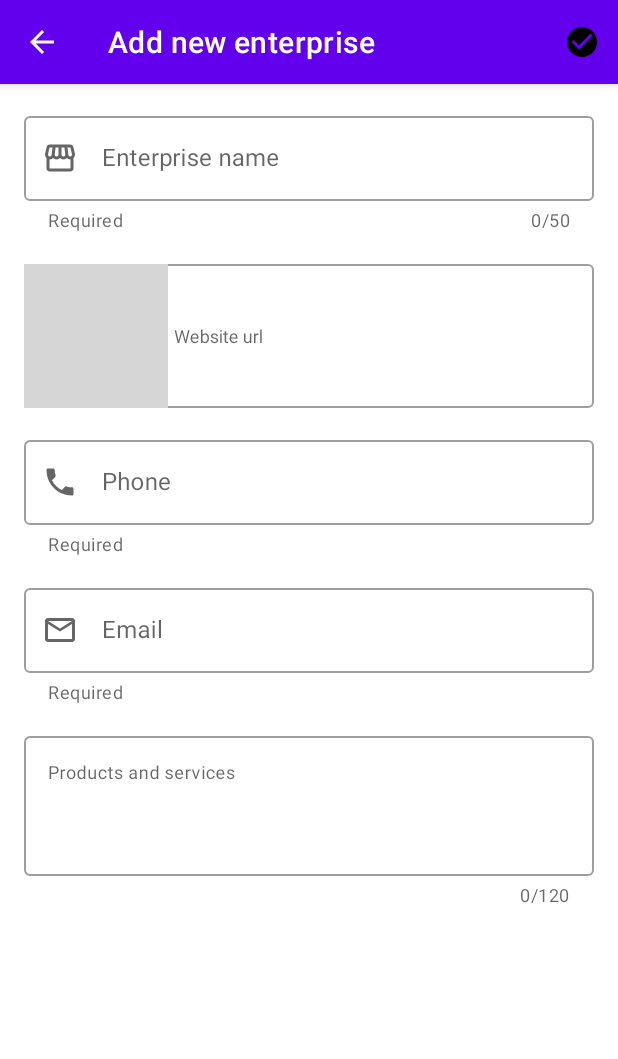
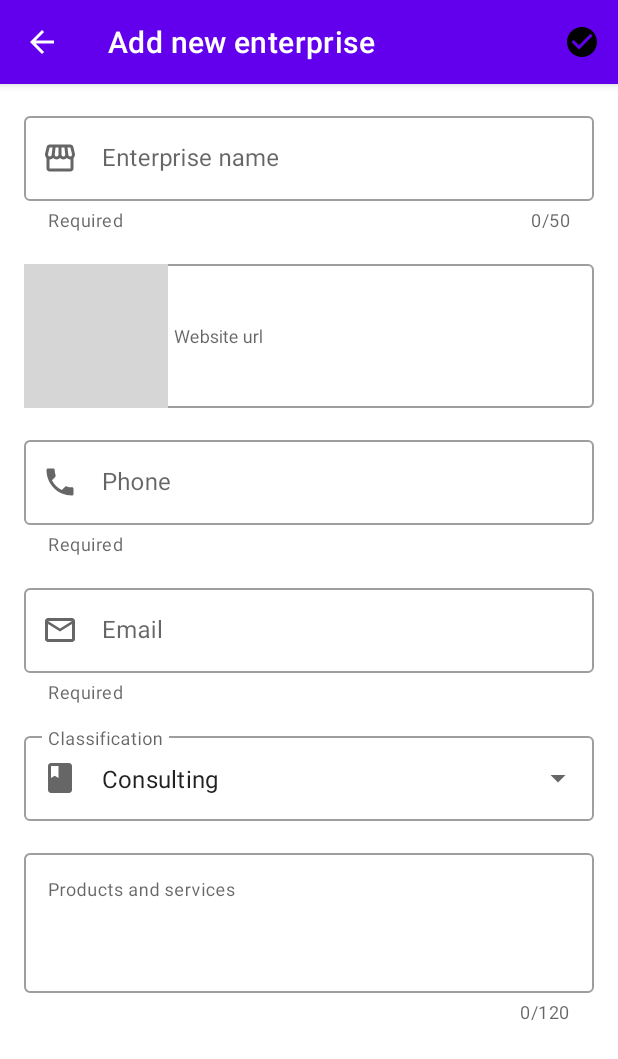
Before and after one commit to omanrique18/DADM-Ocas, an Android app: the screen it shows after launch (MainActivity), after a tap on "description_add_button", on a phone screen of 412 x 824 dp. Shown: the top 1059 px of the screen. Run offline under Robolectric (Android 15) with nearby library versions, the light colour scheme and no system bars; our stand-ins replace Room's generated code; grey boxes are pictures that could not be loaded.

Commit message:
Se implementa dropdown menu

```diff
--- a/Reto8/app/src/main/java/co/edu/unal/reto8/EditEnterpriseFragment.kt
+++ b/Reto8/app/src/main/java/co/edu/unal/reto8/EditEnterpriseFragment.kt
@@ -14,7 +14,6 @@ import android.widget.Toast
 import androidx.core.widget.addTextChangedListener
 import androidx.fragment.app.Fragment
 import co.edu.unal.reto8.databinding.FragmentEditEnterpriseBinding
-import com.google.android.material.snackbar.Snackbar
 import com.google.android.material.textfield.TextInputLayout
 import java.util.concurrent.LinkedBlockingQueue
 
@@ -79,7 +78,7 @@ class EditEnterpriseFragment : Fragment() {
         inflater: LayoutInflater,
         container: ViewGroup?,
         savedInstanceState: Bundle?
-    ): View? {
+    ): View {
         mBinding = FragmentEditEnterpriseBinding.inflate(inflater,container,false)
         return mBinding.root
     }
@@ -104,6 +103,7 @@ class EditEnterpriseFragment : Fragment() {
         setupActionBar()
         setHasOptionsMenu(true)
         setupTextFields()
+        setupDropdownMenu()
     }
 
     private fun setupActionBar(){
@@ -112,6 +112,19 @@ class EditEnterpriseFragment : Fragment() {
         mActivity?.supportActionBar?.title =
             if(mIsEditMode) getString(R.string.edit_enterprise_title_edit)
             else getString(R.string.edit_enterprise_title_add)
+    }
+
+    private fun setupDropdownMenu(){
+        if(mEnterpriseEntity!!.classification.isNotEmpty()){
+            mBinding.dropdownEnterpriseClassification
+                .setText(mEnterpriseEntity!!.classification,false)
+        }else {
+            mBinding.dropdownEnterpriseClassification
+                .setText(
+                    resources.getStringArray(R.array.dropdown_enterprise_classification_options)[0],
+                    false
+                )
+        }
     }
 
     override fun onCreateOptionsMenu(menu: Menu, inflater: MenuInflater) {
@@ -136,7 +149,7 @@ class EditEnterpriseFragment : Fragment() {
                         email = mBinding.eTextEnterpriseEmail.text.toString().trim()
                         productsAndServices =
                             mBinding.eTextEnterpriseProdServ.text.toString().trim()
-                        classification = "TODO()"
+                        classification = mBinding.dropdownEnterpriseClassification.text.toString().trim()
                     }
 
                     val queue = LinkedBlockingQueue<EnterpriseEntity>()
--- a/Reto8/app/src/main/res/layout/fragment_edit_enterprise.xml
+++ b/Reto8/app/src/main/res/layout/fragment_edit_enterprise.xml
@@ -88,6 +88,24 @@
         </com.google.android.material.textfield.TextInputLayout>
 
         <com.google.android.material.textfield.TextInputLayout
+            android:id="@+id/tilEnterpriseClassification"
+            android:layout_width="match_parent"
+            android:layout_height="wrap_content"
+            android:hint="@string/hint_enterprise_classification"
+            android:ellipsize="end"
+            android:maxLines="1"
+            app:startIconDrawable="@drawable/ic_class"
+            android:layout_marginTop="@dimen/common_padding_default"
+            style="@style/Widget.MaterialComponents.TextInputLayout.OutlinedBox.ExposedDropdownMenu">
+            <com.google.android.material.textfield.MaterialAutoCompleteTextView
+                android:id="@+id/dropdownEnterpriseClassification"
+                android:layout_width="match_parent"
+                android:layout_height="wrap_content"
+                android:inputType="none"
+                app:simpleItems="@array/dropdown_enterprise_classification_options" />
+        </com.google.android.material.textfield.TextInputLayout>
+
+        <com.google.android.material.textfield.TextInputLayout
             android:id="@+id/tilEnterpriseProdServ"
             android:layout_width="match_parent"
             android:layout_height="wrap_content"
@@ -108,6 +126,7 @@
                 android:maxLines="@integer/liner_max_prod_serv"
                 android:minLines="@integer/liner_max_prod_serv"/>
         </com.google.android.material.textfield.TextInputLayout>
+
         <!--
         <com.google.android.material.textfield.TextInputLayout
             android:id="@+id/tilEnterpriseClassification"
--- /dev/null
+++ b/Reto8/app/src/main/res/values/array.xml
@@ -0,0 +1,8 @@
+<?xml version="1.0" encoding="utf-8"?>
+<resources>
+    <string-array name="dropdown_enterprise_classification_options">
+        <item>Consulting</item>
+        <item>Software factory</item>
+        <item>Custom development</item>
+    </string-array>
+</resources>
```
